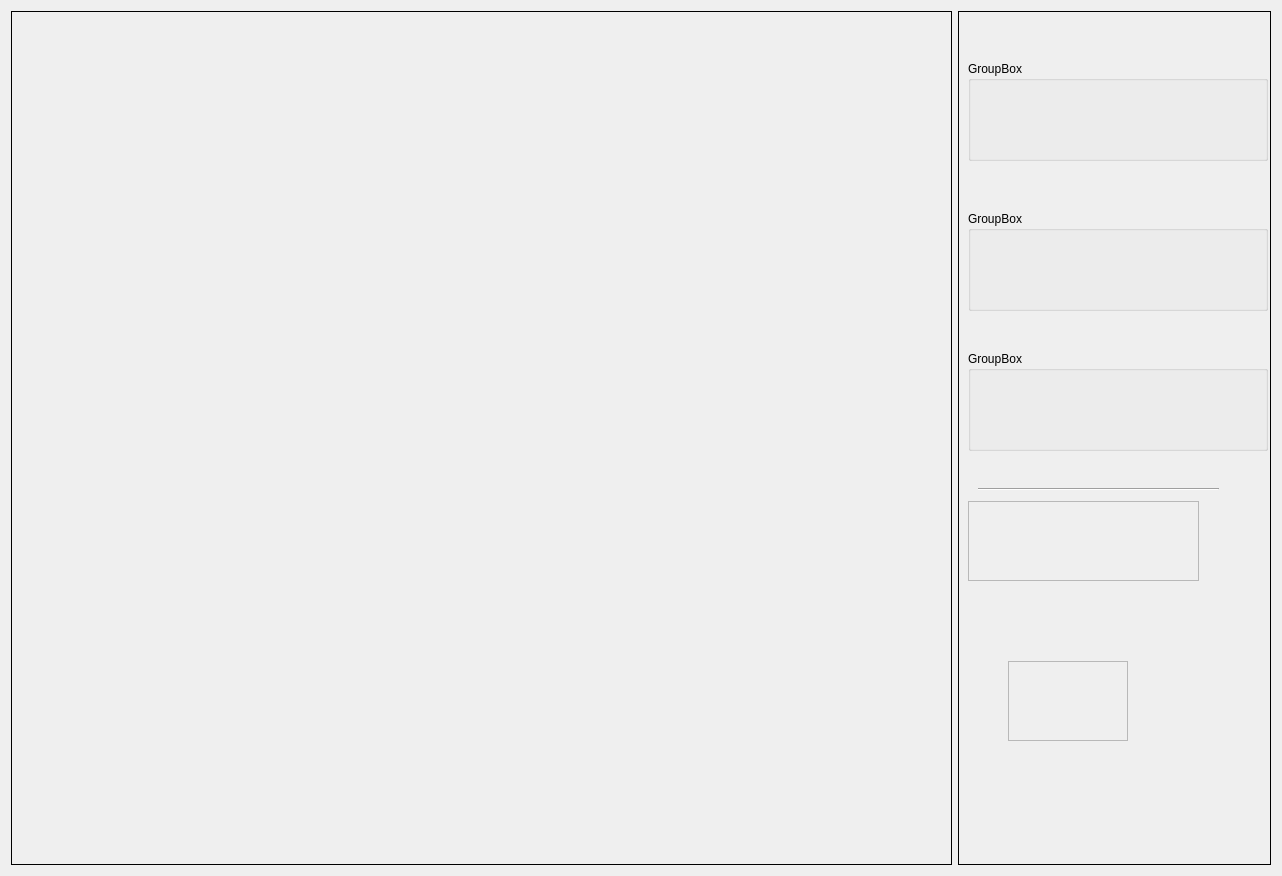
altaybrusan/ibex, file launch/exposuredialog.ui: the form before one commit.
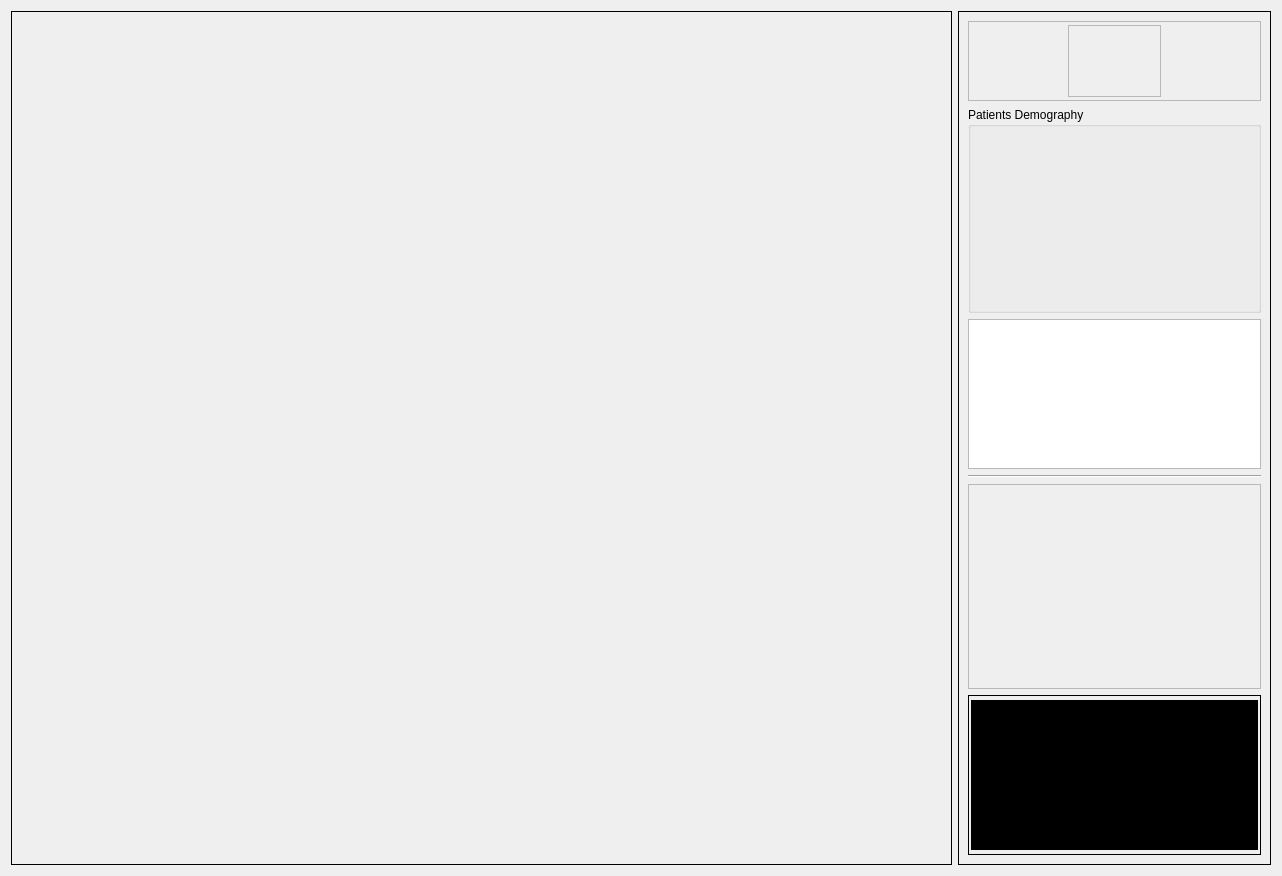
The form after the commit. Icons and pictures are not drawn. Custom widgets are drawn as their Qt base class.

Diff of the .ui file:
```diff
--- a/launch/exposuredialog.ui
+++ b/launch/exposuredialog.ui
@@ -45,90 +45,161 @@
      <property name="frameShadow">
       <enum>QFrame::Plain</enum>
      </property>
-     <widget class="ctkCollapsibleGroupBox" name="CollapsibleGroupBox">
-      <property name="geometry">
-       <rect>
-        <x>10</x>
-        <y>50</y>
-        <width>300</width>
-        <height>100</height>
-       </rect>
-      </property>
-      <property name="title">
-       <string>GroupBox</string>
-      </property>
-     </widget>
-     <widget class="ctkCollapsibleGroupBox" name="CollapsibleGroupBox_2">
-      <property name="geometry">
-       <rect>
-        <x>10</x>
-        <y>200</y>
-        <width>300</width>
-        <height>100</height>
-       </rect>
-      </property>
-      <property name="title">
-       <string>GroupBox</string>
-      </property>
-     </widget>
-     <widget class="ctkCollapsibleGroupBox" name="CollapsibleGroupBox_3">
-      <property name="geometry">
-       <rect>
-        <x>10</x>
-        <y>340</y>
-        <width>300</width>
-        <height>100</height>
-       </rect>
-      </property>
-      <property name="title">
-       <string>GroupBox</string>
-      </property>
-     </widget>
-     <widget class="QFrame" name="frame">
-      <property name="geometry">
-       <rect>
-        <x>10</x>
-        <y>490</y>
-        <width>231</width>
-        <height>80</height>
-       </rect>
-      </property>
-      <property name="frameShape">
-       <enum>QFrame::StyledPanel</enum>
-      </property>
-      <property name="frameShadow">
-       <enum>QFrame::Raised</enum>
-      </property>
-     </widget>
-     <widget class="QFrame" name="frame_2">
-      <property name="geometry">
-       <rect>
-        <x>50</x>
-        <y>650</y>
-        <width>120</width>
-        <height>80</height>
-       </rect>
-      </property>
-      <property name="frameShape">
-       <enum>QFrame::StyledPanel</enum>
-      </property>
-      <property name="frameShadow">
-       <enum>QFrame::Raised</enum>
-      </property>
-     </widget>
-     <widget class="Line" name="line">
-      <property name="geometry">
-       <rect>
-        <x>20</x>
-        <y>470</y>
-        <width>241</width>
-        <height>16</height>
-       </rect>
-      </property>
-      <property name="orientation">
-       <enum>Qt::Horizontal</enum>
-      </property>
-     </widget>
+     <layout class="QVBoxLayout" name="verticalLayout_2">
+      <item>
+       <widget class="QFrame" name="titleFrame">
+        <property name="maximumSize">
+         <size>
+          <width>16777215</width>
+          <height>80</height>
+         </size>
+        </property>
+        <property name="frameShape">
+         <enum>QFrame::StyledPanel</enum>
+        </property>
+        <property name="frameShadow">
+         <enum>QFrame::Raised</enum>
+        </property>
+        <layout class="QHBoxLayout" name="horizontalLayout_2">
+         <property name="topMargin">
+          <number>3</number>
+         </property>
+         <property name="bottomMargin">
+          <number>3</number>
+         </property>
+         <item>
+          <spacer name="iconhorizontalSpacerLeft">
+           <property name="orientation">
+            <enum>Qt::Horizontal</enum>
+           </property>
+           <property name="sizeType">
+            <enum>QSizePolicy::Minimum</enum>
+           </property>
+           <property name="sizeHint" stdset="0">
+            <size>
+             <width>90</width>
+             <height>20</height>
+            </size>
+           </property>
+          </spacer>
+         </item>
+         <item>
+          <widget class="QFrame" name="frame">
+           <property name="minimumSize">
+            <size>
+             <width>0</width>
+             <height>70</height>
+            </size>
+           </property>
+           <property name="styleSheet">
+            <string notr="true">image: url(:/assets/images/_72_radiation_sign.png);</string>
+           </property>
+           <property name="frameShape">
+            <enum>QFrame::StyledPanel</enum>
+           </property>
+           <property name="frameShadow">
+            <enum>QFrame::Raised</enum>
+           </property>
+          </widget>
+         </item>
+         <item>
+          <spacer name="iconhorizontalSpacerRight">
+           <property name="orientation">
+            <enum>Qt::Horizontal</enum>
+           </property>
+           <property name="sizeType">
+            <enum>QSizePolicy::Minimum</enum>
+           </property>
+           <property name="sizeHint" stdset="0">
+            <size>
+             <width>90</width>
+             <height>20</height>
+            </size>
+           </property>
+          </spacer>
+         </item>
+        </layout>
+       </widget>
+      </item>
+      <item>
+       <widget class="ctkCollapsibleGroupBox" name="patientDemographyBox">
+        <property name="title">
+         <string>Patients Demography</string>
+        </property>
+       </widget>
+      </item>
+      <item>
+       <widget class="QTableView" name="procedureTableView">
+        <property name="maximumSize">
+         <size>
+          <width>16777215</width>
+          <height>150</height>
+         </size>
+        </property>
+       </widget>
+      </item>
+      <item>
+       <widget class="Line" name="line">
+        <property name="orientation">
+         <enum>Qt::Horizontal</enum>
+        </property>
+       </widget>
+      </item>
+      <item>
+       <widget class="QFrame" name="protocolFrame">
+        <property name="frameShape">
+         <enum>QFrame::StyledPanel</enum>
+        </property>
+        <property name="frameShadow">
+         <enum>QFrame::Raised</enum>
+        </property>
+       </widget>
+      </item>
+      <item>
+       <widget class="QFrame" name="statusFrame">
+        <property name="maximumSize">
+         <size>
+          <width>16777215</width>
+          <height>160</height>
+         </size>
+        </property>
+        <property name="frameShape">
+         <enum>QFrame::Panel</enum>
+        </property>
+        <property name="frameShadow">
+         <enum>QFrame::Plain</enum>
+        </property>
+        <layout class="QVBoxLayout" name="verticalLayout_3">
+         <property name="leftMargin">
+          <number>2</number>
+         </property>
+         <property name="topMargin">
+          <number>2</number>
+         </property>
+         <property name="rightMargin">
+          <number>2</number>
+         </property>
+         <property name="bottomMargin">
+          <number>2</number>
+         </property>
+         <item>
+          <widget class="QTextBrowser" name="textBrowser">
+           <property name="maximumSize">
+            <size>
+             <width>16777215</width>
+             <height>150</height>
+            </size>
+           </property>
+           <property name="styleSheet">
+            <string notr="true">background-color: rgb(0, 0, 0);
+color: rgb(0, 255, 0);</string>
+           </property>
+          </widget>
+         </item>
+        </layout>
+       </widget>
+      </item>
+     </layout>
     </widget>
    </item>
   </layout>
```
Left out of the diff: 2 changed lines with no effect on the pictures.
